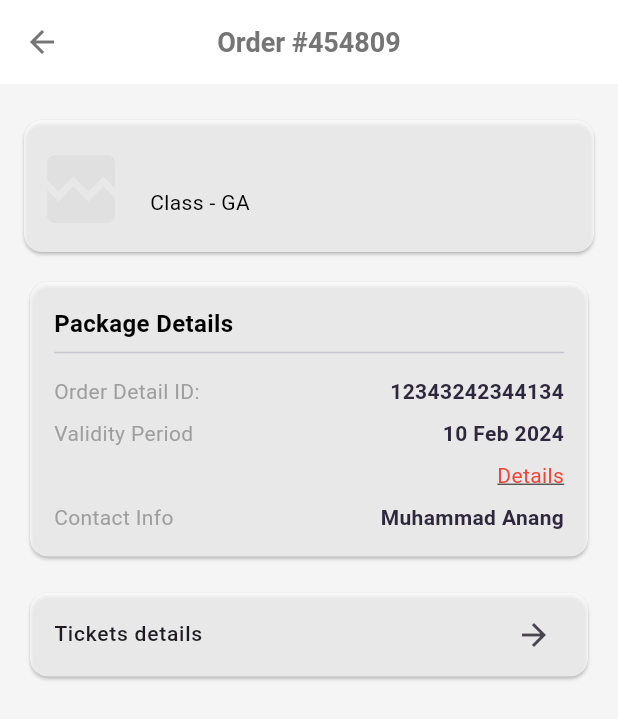
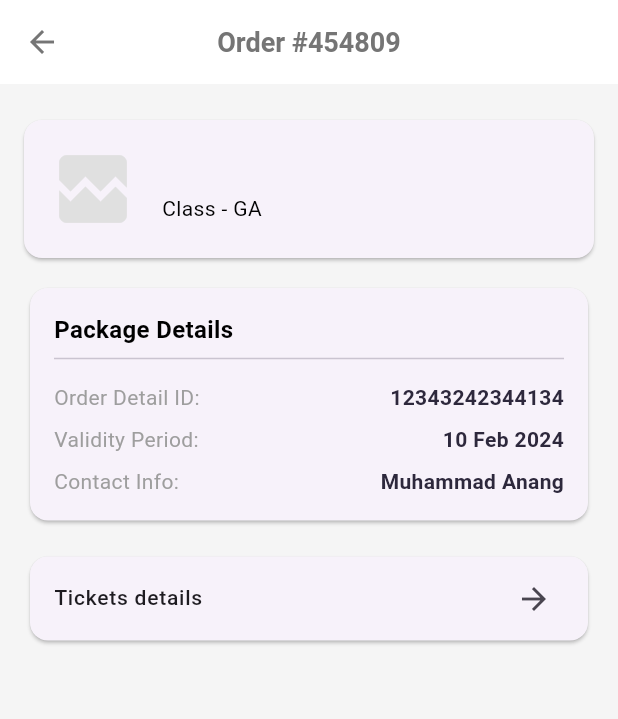
Before and after one commit to TI-3D/fest-ticketing-app, a Flutter app: the OrdersDetailsPage screen opened directly with empty values, on a phone screen of 412 x 824 dp. Shown: the top 719 px of the screen. Run offline on Flutter 3.47's test engine with Material 3 defaults, Android fonts, the phone set to English and light mode, and no system bars; our stand-ins replace dio, equatable, firebase_core, fl_chart, flutter_bloc, flutter_svg and 4 more; accounts and stored records are empty; network calls fail; Roboto replaces fonts that are missing (CircularStd).

Commit message:
Update orders_detail.dart

```diff
--- a/lib/presentation/orders/screen/orders_detail.dart
+++ b/lib/presentation/orders/screen/orders_detail.dart
@@ -1,6 +1,5 @@
-// orders_detail.dart
 import 'package:flutter/material.dart';
-import 'ticket.dart'; // Pastikan ini adalah halaman ticket yang benar
+import 'ticket.dart';
 
 class OrdersDetailsPage extends StatelessWidget {
   final Map<String, dynamic> order;
@@ -10,7 +9,7 @@ class OrdersDetailsPage extends StatelessWidget {
   @override
   Widget build(BuildContext context) {
     return Scaffold(
-      backgroundColor: Colors.white,
+      backgroundColor: Colors.grey[100],
       appBar: AppBar(
         backgroundColor: Colors.white,
         elevation: 0,
@@ -38,11 +37,16 @@ class OrdersDetailsPage extends StatelessWidget {
           crossAxisAlignment: CrossAxisAlignment.start,
           children: [
             Card(
-              color: Colors.white70,
+              shape: RoundedRectangleBorder(
+                  borderRadius: BorderRadius.circular(12)),
               margin: const EdgeInsets.symmetric(vertical: 8),
-              child: ListTile(
-                contentPadding: const EdgeInsets.all(8.0),
-                leading: Image.network(
+              child: Padding(
+                padding: const EdgeInsets.all(16),
+                child: Row(
+                  children: [
+                    ClipRRect(
+                      borderRadius: BorderRadius.circular(8),
+                      child: Image.network(
                         'https://via.placeholder.com/60', // Ganti dengan URL gambar Anda
                         width: 60,
                         height: 60,
@@ -55,7 +59,13 @@ class OrdersDetailsPage extends StatelessWidget {
                           );
                         },
                       ),
-                title: Text(
+                    ),
+                    const SizedBox(width: 16),
+                    Expanded(
+                      child: Column(
+                        crossAxisAlignment: CrossAxisAlignment.start,
+                        children: [
+                          Text(
                             order['orderId'] ?? 'Unknown Order',
                             style: const TextStyle(
                               fontWeight: FontWeight.bold,
@@ -63,15 +73,22 @@ class OrdersDetailsPage extends StatelessWidget {
                               color: Colors.black,
                             ),
                           ),
-                subtitle: const Text(
+                          const SizedBox(height: 4),
+                          const Text(
                             'Class - GA',
                             style: TextStyle(color: Colors.black),
+                          ),
+                        ],
+                      ),
+                    ),
+                  ],
                 ),
               ),
             ),
             const SizedBox(height: 8),
             Card(
-              color: Colors.white70,
+              shape: RoundedRectangleBorder(
+                  borderRadius: BorderRadius.circular(12)),
               child: Padding(
                 padding: const EdgeInsets.all(16.0),
                 child: Column(
@@ -87,82 +104,29 @@ class OrdersDetailsPage extends StatelessWidget {
                     ),
                     const Divider(),
                     const SizedBox(height: 8),
-                    Row(
-                      mainAxisAlignment: MainAxisAlignment.spaceBetween,
-                      children: const [
-                        Text(
-                          'Order Detail ID:',
-                          style: TextStyle(color: Colors.grey),
-                        ),
-                        Text(
-                          '12343242344134',
-                          style: TextStyle(fontWeight: FontWeight.bold),
-                        ),
-                      ],
-                    ),
+                    _buildDetailRow('Order Detail ID:', '12343242344134'),
                     const SizedBox(height: 8),
-                    Row(
-                      mainAxisAlignment: MainAxisAlignment.spaceBetween,
-                      children: const [
-                        Text(
-                          'Validity Period',
-                          style: TextStyle(color: Colors.grey),
-                        ),
-                        Text(
-                          '10 Feb 2024',
-                          style: TextStyle(fontWeight: FontWeight.bold),
-                        ),
-                      ],
-                    ),
+                    _buildDetailRow('Validity Period:', '10 Feb 2024'),
                     const SizedBox(height: 8),
-                    Align(
-                      alignment: Alignment.centerRight,
-                      child: InkWell(
-                        onTap: () {
-                          // Tambahkan tindakan yang ingin dilakukan saat "Details" diklik
-                          print("Details clicked");
-                        },
-                        child: Text(
-                          'Details',
-                          style: TextStyle(
-                            color: Colors.red,
-                            fontWeight: FontWeight.normal,
-                            decoration: TextDecoration.underline,
-                          ),
-                        ),
-                      ),
-                    ),
-                    const SizedBox(height: 8),
-                    Row(
-                      mainAxisAlignment: MainAxisAlignment.spaceBetween,
-                      children: const [
-                        Text(
-                          'Contact Info',
-                          style: TextStyle(color: Colors.grey),
-                        ),
-                        Text(
-                          'Muhammad Anang',
-                          style: TextStyle(fontWeight: FontWeight.bold),
-                        ),
-                      ],
-                    ),
+                    _buildDetailRow('Contact Info:', 'Muhammad Anang'),
                   ],
                 ),
               ),
             ),
             const SizedBox(height: 16),
             Card(
-              color: Colors.white70,
+              shape: RoundedRectangleBorder(
+                  borderRadius: BorderRadius.circular(12)),
               child: ListTile(
                 title: const Text('Tickets details'),
                 trailing: const Icon(Icons.arrow_forward),
                 onTap: () {
-                  // Navigasi ke halaman Ticket
                   Navigator.push(
                     context,
                     MaterialPageRoute(
                       builder: (context) =>
-                            Ticket()), // Pastikan Ticket adalah widget yang benar
+                          Ticket(), // Pastikan Ticket adalah widget yang benar
+                    ),
                   );
                 },
               ),
@@ -172,4 +136,20 @@ class OrdersDetailsPage extends StatelessWidget {
       ),
     );
   }
+
+  Widget _buildDetailRow(String label, String value) {
+    return Row(
+      mainAxisAlignment: MainAxisAlignment.spaceBetween,
+      children: [
+        Text(
+          label,
+          style: const TextStyle(color: Colors.grey),
+        ),
+        Text(
+          value,
+          style: const TextStyle(fontWeight: FontWeight.bold),
+        ),
+      ],
+    );
   }
+}
```
Lines whose indentation alone changed are shown as unchanged.
